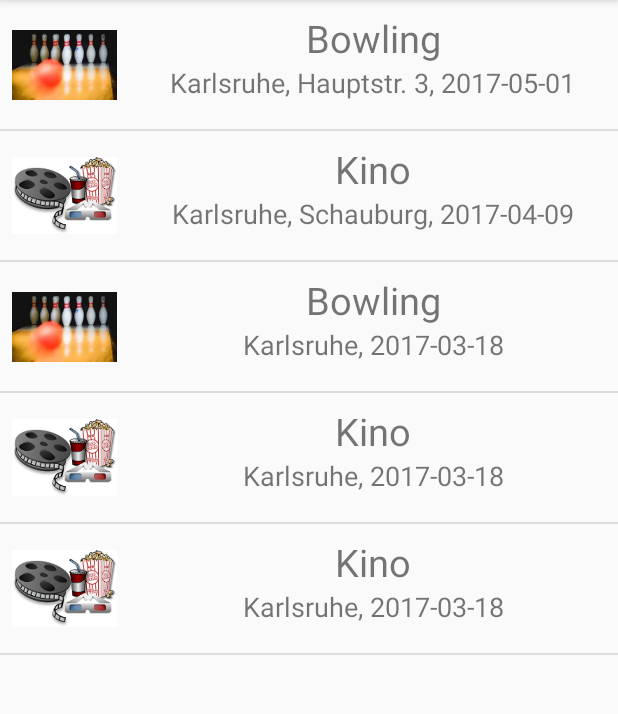
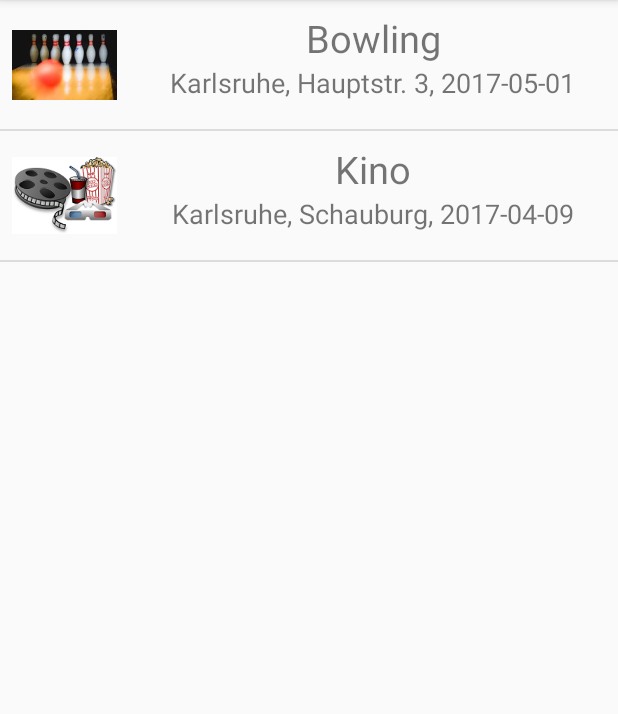
Before and after one commit to julianking1/Rentnertreff, an Android app: the fragment KategorieFragment placed in its activity, after a tap on "Unterhaltung", on a phone screen of 412 x 824 dp, the part 84-798 px from its top. Run offline under Robolectric (Android 15) with nearby library versions, the light colour scheme and no system bars.

Commit message:
Tada. I have no idea what I'm doing :D

```diff
--- a/app/src/main/java/com/example/julian/rentnertreff/Activities/MainActivity.java
+++ b/app/src/main/java/com/example/julian/rentnertreff/Activities/MainActivity.java
@@ -90,7 +90,7 @@ public class MainActivity extends AppCompatActivity
         db.addEvent(new Event(1, "Wandern", "Natur" , "BEschreibung" , "2017-03-18" , "2017-03-18", 0, 1, 5.20, "Karlsruhe", R.drawable.wandern_event_bild, 20, 10, 1, 1, 1, "Wanderschuhe", 3));
         db.addEvent(new Event(1, "Wandern", "Natur" , "BEschreibung" , "2017-03-18" , "2017-03-18", 0, 1, 5.20, "Karlsruhe", R.drawable.wandern_event_bild, 20, 10, 1, 1, 1, "Wanderschuhe", 3));
         db.addEvent(new Event(1, "Wandern", "Natur" , "BEschreibung" , "2017-03-18" , "2017-03-18", 0, 0, 5.20, "Karlsruhe", R.drawable.wandern_event_bild, 20, 10, 1, 1, 1, "Wanderschuhe", 3));
-        db.addEvent(new Event(1, "Wandern", "Natur" , "BEschreibung" , "2017-03-18" , "2017-03-18", 0, 0, 5.20, "Karlsruhe", R.drawable.wandern_event_bild, 20, 10, 1, 1, 1, "Wanderschuhe", 3));
+        db.addEvent(new Event(1, "Wandern", "Natur" , "BEschreibung" , "2017-03-31" , "2017-03-18", 0, 0, 5.20, "Karlsruhe", R.drawable.wandern_event_bild, 20, 10, 1, 1, 1, "Wanderschuhe", 3));
         db.addEvent(new Event(2, "Angeln", "Natur" , "Der Angel-Club bietet einen Schnupperkurs an. Wir werden Fische fangen, grillen und dann essen. Wer außerdem eine Runde schwimmen möchte, sollte ein Handtuch nicht vergessen. Die Ausrüstung stellt der Club. " , "2017-02-18" , "2017-02-18", 0, 1, 20.20, "Karlsruhe, Am Teich 4", R.drawable.angeln_event_bild, 20, 10, 1, 1, 1, "Festes Schuhwerk!", 4));
         db.addEvent(new Event(3, "Bowling", "Unterhaltung" , "BEschreibung" , "2017-03-18" , "2017-03-18", 0, 0, 5.20, "Karlsruhe", R.drawable.bowling_event_bild, 20, 10, 1, 1, 1, "Wanderschuhe", 3));
         db.addEvent(new Event(4, "Kino", "Unterhaltung" , "BEschreibung" , "2017-03-18" , "2017-03-18", 0, 0, 5.20, "Karlsruhe", R.drawable.kino_event_bild, 20, 10, 1, 1, 1, "Wanderschuhe", 3));
--- a/app/src/main/java/com/example/julian/rentnertreff/DatabaseHandler.java
+++ b/app/src/main/java/com/example/julian/rentnertreff/DatabaseHandler.java
@@ -139,8 +139,12 @@ public class DatabaseHandler extends SQLiteOpenHelper {
 
     public List<Event> getAllEventsFromCategory(String category) {
         List<Event> eventList = new ArrayList<Event>();
+
+        DateFormat df = new SimpleDateFormat("yyyy-MM-dd HH:mm:ss");
+        Date current = new Date();
+        String currentDate = df.format(current);
         // Select Query
-        String selectQuery = "SELECT  * FROM " + TABLE_EVENTS + " WHERE CATEGORY = '" + category + "' AND PARTICIPATED = 0";
+        String selectQuery = "SELECT  * FROM " + TABLE_EVENTS + " WHERE CATEGORY = '" + category + "' AND PARTICIPATED = 0 AND startTime > '" + currentDate + "'";
 
         SQLiteDatabase db = this.getWritableDatabase();
         Cursor cursor = db.rawQuery(selectQuery, null);
@@ -260,7 +264,7 @@ public class DatabaseHandler extends SQLiteOpenHelper {
     public List<Event> getComingEvents() {
         DateFormat df = new SimpleDateFormat("yyyy-MM-dd HH:mm:ss");
         Calendar cal = Calendar.getInstance();
-        cal.add(Calendar.DATE, 3);
+        cal.add(Calendar.DATE, 10);
         String date = df.format(cal.getTime());
 
         Date current = new Date();
```
